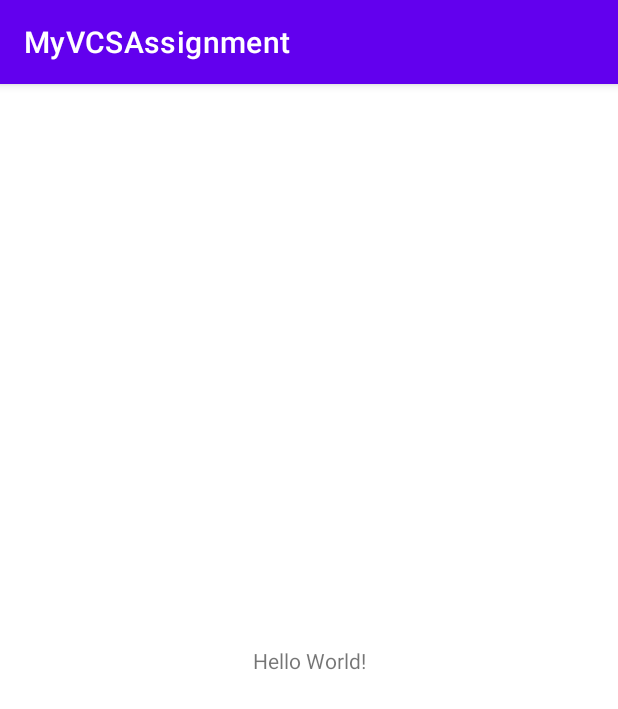
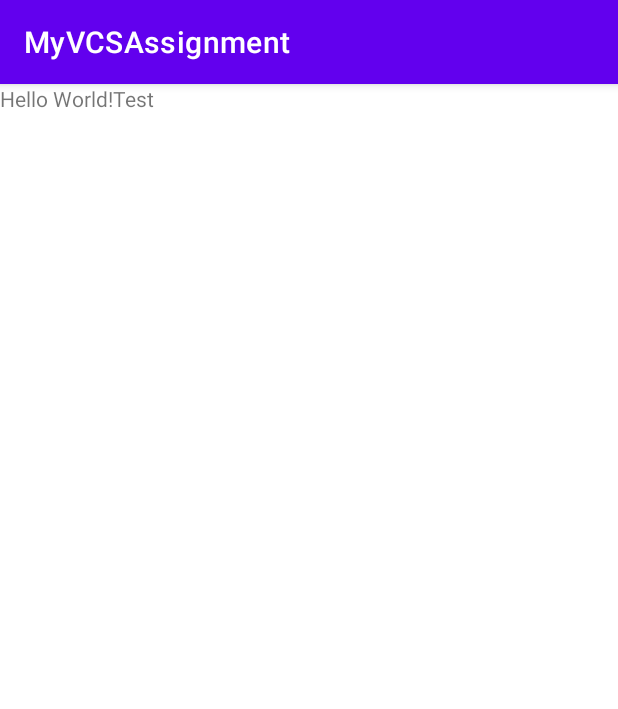
Before and after one commit to UndeadSven/VCSassignment, an Android app: the screen it shows after launch (MainActivity), on a phone screen of 412 x 824 dp. Shown: the top 709 px of the screen. Run offline under Robolectric (Android 15) with nearby library versions, the phone set to English and light mode, and no system bars.

Commit message:
Intial Push

```diff
--- a/app/src/main/res/layout/activity_main.xml
+++ b/app/src/main/res/layout/activity_main.xml
@@ -1,5 +1,6 @@
 <?xml version="1.0" encoding="utf-8"?>
-<androidx.constraintlayout.widget.ConstraintLayout xmlns:android="http://schemas.android.com/apk/res/android"
+<LinearLayout
+    xmlns:android="http://schemas.android.com/apk/res/android"
     xmlns:app="http://schemas.android.com/apk/res-auto"
     xmlns:tools="http://schemas.android.com/tools"
     android:layout_width="match_parent"
@@ -9,10 +10,11 @@
     <TextView
         android:layout_width="wrap_content"
         android:layout_height="wrap_content"
-        android:text="Hello World!"
-        app:layout_constraintBottom_toBottomOf="parent"
-        app:layout_constraintLeft_toLeftOf="parent"
-        app:layout_constraintRight_toRightOf="parent"
-        app:layout_constraintTop_toTopOf="parent" />
+        android:text="Hello World!" />
 
-</androidx.constraintlayout.widget.ConstraintLayout>
+    <TextView
+        android:layout_width="wrap_content"
+        android:layout_height="wrap_content"
+        android:text="Test"/>
+
+</LinearLayout>
```
